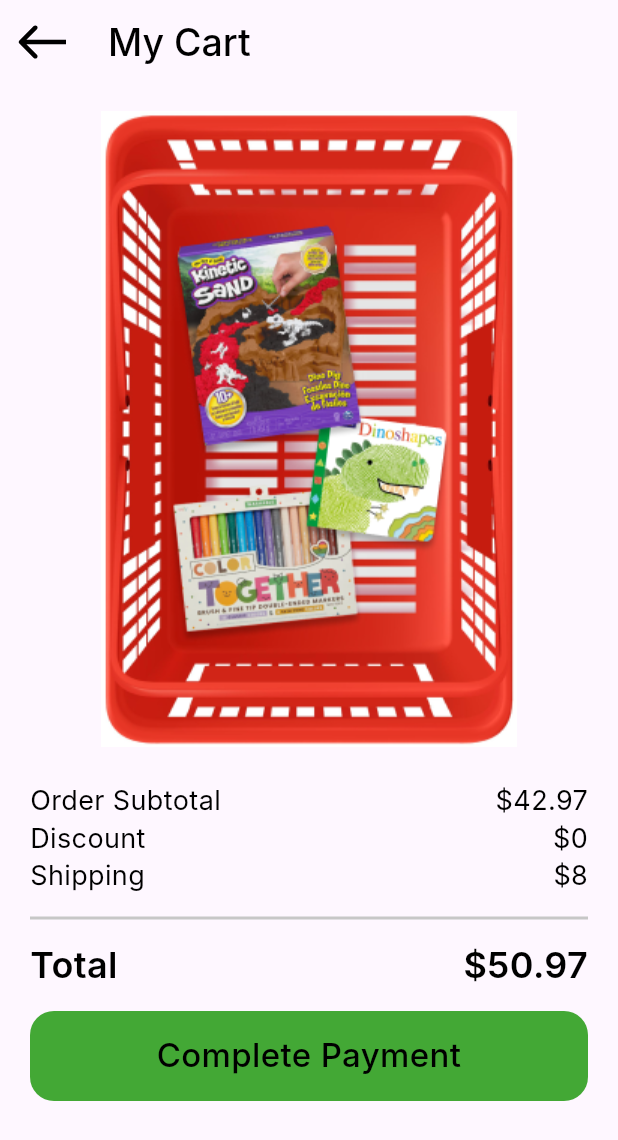
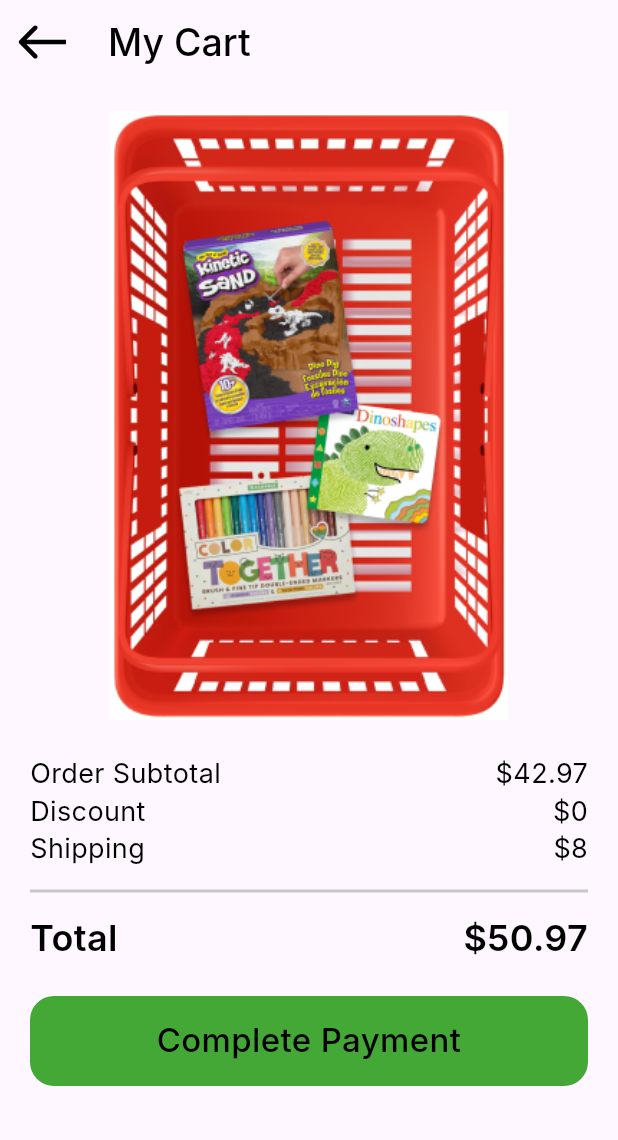
Before and after one commit to SalahYasser/checkout_payment_app, a Flutter app: the screen it shows after launch, on a phone screen of 412 x 824 dp. Shown: the top 1140 px of the screen. Run offline on Flutter 3.47's test engine with Material 3 defaults, Android fonts, the phone set to English and light mode, and no system bars; our stand-ins replace flutter_svg; Roboto replaces fonts that are missing (Inter).

Commit message:
add Expanded widget to image

```diff
--- a/lib/features/checkout/presentation/views/widgets/my_cart_view_body.dart
+++ b/lib/features/checkout/presentation/views/widgets/my_cart_view_body.dart
@@ -13,7 +13,7 @@ class MyCartViewBody extends StatelessWidget {
       child: Column(
         children: [
           const SizedBox(height: 18),
-          Image.asset('assets/images/basket.png'),
+          Expanded(child: Image.asset('assets/images/basket.png')),
           const SizedBox(height: 25),
           const CartInfoItem(title: 'Order Subtotal', value: r'$42.97'),
           const SizedBox(height: 3),
@@ -26,9 +26,9 @@ class MyCartViewBody extends StatelessWidget {
             color: Color(0xffC7C7C7),
           ),
           const TotalPrice(title: 'Total', value: r'$50.97'),
-          const SizedBox(height: 16),
+          const SizedBox(height: 24),
           const CustomButton(),
-          const SizedBox(height: 12),
+          const SizedBox(height: 100),
         ],
       ),
     );
```
